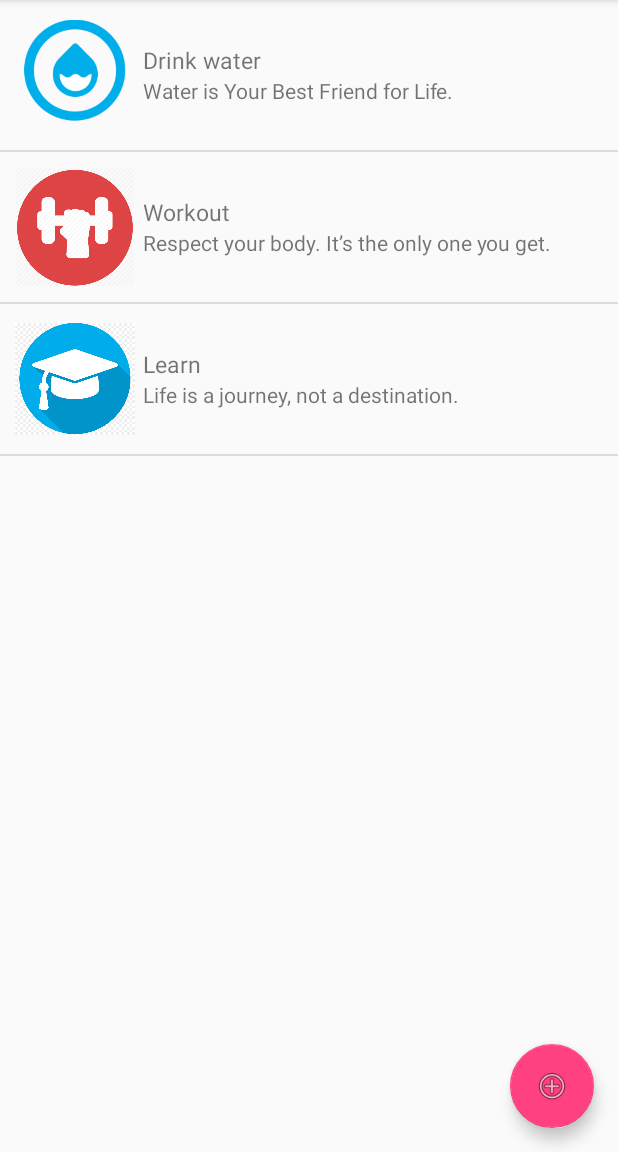
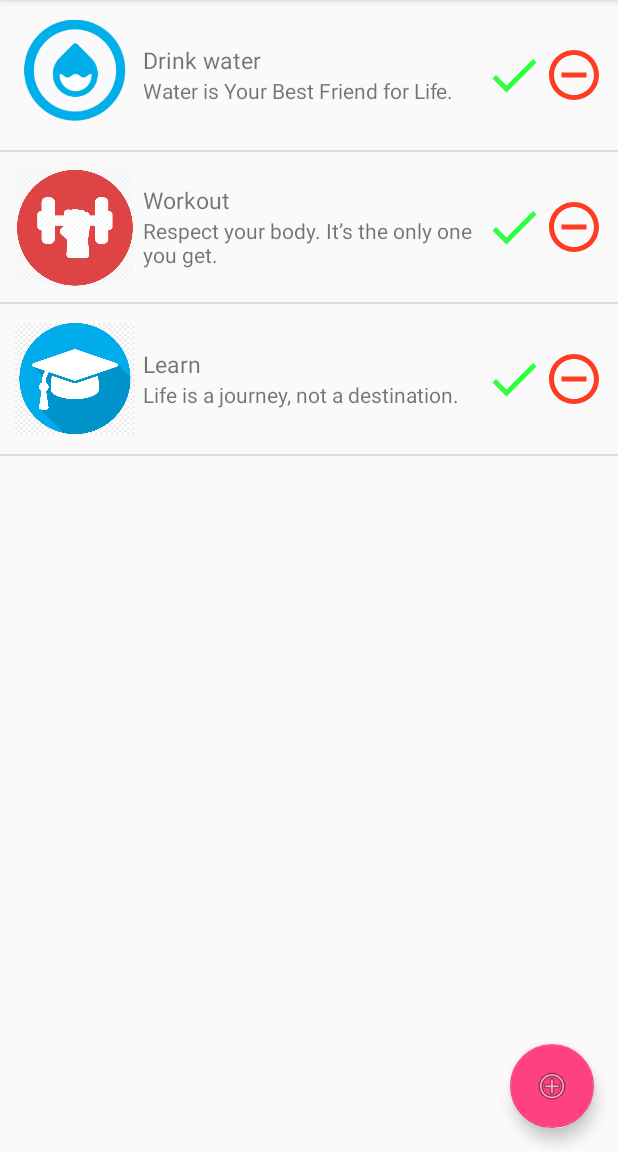
Before and after one commit to sebastianpawlaczyk/HabitsApp, an Android app: the screen it shows after launch (MainActivity), on a phone screen of 412 x 824 dp, the part 84-1236 px from its top. Run offline under Robolectric (Android 15) with nearby library versions, the phone set to English and light mode, and no system bars.

Commit message:
Added two buttons and counter for habbit

```diff
--- a/app/build.gradle
+++ b/app/build.gradle
@@ -24,7 +24,7 @@ android {
 
 dependencies {
     implementation fileTree(dir: 'libs', include: ['*.jar'])
-    implementation "org.jetbrains.kotlin:kotlin-stdlib-jre7:$kotlin_version"
+    implementation "org.jetbrains.kotlin:kotlin-stdlib-jdk8:$kotlin_version"
     implementation 'com.android.support:appcompat-v7:28.0.0'
     implementation 'com.android.support.constraint:constraint-layout:1.1.3'
     testImplementation 'junit:junit:4.12'
--- a/app/src/main/java/com/example/seba/habitsapp/DBHelper.kt
+++ b/app/src/main/java/com/example/seba/habitsapp/DBHelper.kt
@@ -16,9 +16,11 @@ class DBHelper (context: Context):SQLiteOpenHelper(context, DATABASE_NAME, null,
     private val COL_TITLE = "Title"
     private val COL_DESC = "Desc"
     private val COL_PHOTO = "Photo"
+    private val COL_COUNTER = "Counter"
 
     override fun onCreate(db: SQLiteDatabase?) {
-        val CREATE_TABLE_QUERY = ("CREATE TABLE $TABLE_NAME ($COL_TITLE TEXT, $COL_DESC TEXT, $COL_PHOTO INTEGER)")
+        val CREATE_TABLE_QUERY = ("CREATE TABLE $TABLE_NAME ($COL_TITLE TEXT, $COL_DESC TEXT, " +
+                "$COL_PHOTO INTEGER, $COL_COUNTER INTEGER)")
         db!!.execSQL(CREATE_TABLE_QUERY)
     }
 
@@ -30,7 +32,7 @@ class DBHelper (context: Context):SQLiteOpenHelper(context, DATABASE_NAME, null,
     //CRUD
     val allHabits:List<Model>
     get(){
-        val firstHabit = ArrayList<Model>()
+        val habitList = ArrayList<Model>()
         val selectQuery = "SELECT * FROM $TABLE_NAME"
         val db = this.writableDatabase
         val cursor = db.rawQuery(selectQuery, null)
@@ -41,12 +43,13 @@ class DBHelper (context: Context):SQLiteOpenHelper(context, DATABASE_NAME, null,
                 habit.title = cursor.getString(cursor.getColumnIndex(COL_TITLE))
                 habit.desc = cursor.getString(cursor.getColumnIndex(COL_DESC))
                 habit.photo = cursor.getInt(cursor.getColumnIndex(COL_PHOTO))
+                habit.counter = cursor.getInt(cursor.getColumnIndex(COL_COUNTER))
 
-                firstHabit.add(habit)
+                habitList.add(habit)
             }while (cursor.moveToNext())
         }
         db.close()
-        return firstHabit
+        return habitList
     }
 
     fun addHabit(habit:Model) {
@@ -55,6 +58,7 @@ class DBHelper (context: Context):SQLiteOpenHelper(context, DATABASE_NAME, null,
         values.put(COL_TITLE, habit.title)
         values.put(COL_DESC, habit.desc)
         values.put(COL_PHOTO, habit.photo)
+        values.put(COL_COUNTER, habit.counter)
 
         db.insert(TABLE_NAME, null, values)
         db.close()
@@ -67,6 +71,7 @@ class DBHelper (context: Context):SQLiteOpenHelper(context, DATABASE_NAME, null,
         values.put(COL_TITLE, habit.title)
         values.put(COL_DESC, habit.desc)
         values.put(COL_PHOTO, habit.photo)
+        values.put(COL_COUNTER, habit.counter)
 
         return db.update(TABLE_NAME, values, "$COL_TITLE=?", arrayOf(habit.title.toString()))
     }
--- a/app/src/main/java/com/example/seba/habitsapp/MainActivity.kt
+++ b/app/src/main/java/com/example/seba/habitsapp/MainActivity.kt
@@ -36,9 +36,9 @@ class MainActivity : AppCompatActivity() {
         var list = mutableListOf<Model>()
 
         //add items in listview
-        list.add(Model("Drink water", "Water is Your Best Friend for Life.", R.drawable.img_drop))
-        list.add(Model("Workout", "Respect your body. It’s the only one you get.", R.drawable.fitenss))
-        list.add(Model("Learn", "Life is a journey, not a destination.", R.drawable.learn))
+        db.addHabit(Model("Drink water", "Water is Your Best Friend for Life.", R.drawable.img_drop))
+        db.addHabit(Model("Workout", "Respect your body. It’s the only one you get.", R.drawable.fitenss))
+        db.addHabit(Model("Learn", "Life is a journey, not a destination.", R.drawable.learn))
 
         //loop for adding all habits from db
         for(habit in db.allHabits){
@@ -46,15 +46,8 @@ class MainActivity : AppCompatActivity() {
         }
 
         //update adapter!!!!!!
-        listview.adapter = MyListAdapter(this, R.layout.row, list)
+        listview.adapter = MyListAdapter(this, R.layout.row, list, db)
 
-        //listview item clicks
-        listview.setOnItemClickListener() { parent, view, position, id ->
-            db.deletedHabit(list.get(position))
-            list.removeAt(position)
-            //update adapter!!!!!!!
-            listview.adapter = MyListAdapter(this, R.layout.row, list)
-        }
 
         floating_action_button.setOnClickListener {
             val mDialogView = LayoutInflater.from(this).inflate(R.layout.layout_dialog, null)
@@ -70,7 +63,7 @@ class MainActivity : AppCompatActivity() {
 
                 list.add(Model(habit, info, R.drawable.question))
                 db.addHabit(Model(habit, info, R.drawable.question))
-                listview.adapter = MyListAdapter(this, R.layout.row, list)
+                listview.adapter = MyListAdapter(this, R.layout.row, list, db)
             }
 
             mDialogView.cancel_button.setOnClickListener {
--- a/app/src/main/java/com/example/seba/habitsapp/Model.kt
+++ b/app/src/main/java/com/example/seba/habitsapp/Model.kt
@@ -1,10 +1,13 @@
 package com.example.seba.habitsapp
+
+import java.util.*
 
 class Model
 {
     var title:String? = null
     var desc:String? = null
     var photo:Int = 0
+    var counter: Int = 0
 
     constructor(){}
 
--- a/app/src/main/java/com/example/seba/habitsapp/MyListAdapter.kt
+++ b/app/src/main/java/com/example/seba/habitsapp/MyListAdapter.kt
@@ -1,22 +1,27 @@
 package com.example.seba.habitsapp
 
 import android.content.Context
+import android.support.v4.widget.SwipeRefreshLayout
 import android.view.LayoutInflater
 import android.view.View
 import android.view.ViewGroup
 import android.widget.ArrayAdapter
+import android.widget.Button
 import android.widget.ImageView
 import android.widget.TextView
 
-class MyListAdapter(var mCtx: Context, var resource: Int, var items: List<Model>)
+class MyListAdapter(var mCtx: Context, var resource: Int, var items: List<Model>,
+                    var dbHelper: DBHelper)
     : ArrayAdapter<Model>(mCtx, resource, items) {
 
-    override fun getView(position: Int, convertView: View?, parent: ViewGroup): View {
+    override fun getView(position: Int, convertView: View?, parent: ViewGroup): View { dbHelper
 
         val layoutInflater: LayoutInflater = LayoutInflater.from(mCtx)
 
         val view: View = layoutInflater.inflate(resource, null)
 
+        val button_del: Button = view.findViewById(R.id.button_del)
+        val button_done: Button = view.findViewById(R.id.button_done)
         val imageView: ImageView = view.findViewById(R.id.iconIv)
         val textView: TextView = view.findViewById(R.id.titleTv)
         val textView1: TextView = view.findViewById(R.id.descTv)
@@ -27,6 +32,23 @@ class MyListAdapter(var mCtx: Context, var resource: Int, var items: List<Model>
         textView.text = myItems.title
         textView1.text = myItems.desc
 
+
+        button_done.setOnClickListener(){
+            var item = items[position]
+            item.counter++
+            dbHelper.updateHabit(item)
+
+            for(habit in dbHelper.allHabits){
+                if(habit.title == item.title)
+                    System.out.println(habit.counter)
+            }
+        }
+
+        button_del.setOnClickListener(){
+            dbHelper.deletedHabit(items[position])
+            System.out.println("Position = " + position)
+        }
+
         return view
     }
 }
--- /dev/null
+++ b/app/src/main/res/drawable/ic_done_black_24dp.xml
@@ -0,0 +1,5 @@
+<vector android:height="48dp" android:tint="#2EFF3D"
+    android:viewportHeight="24.0" android:viewportWidth="24.0"
+    android:width="48dp" xmlns:android="http://schemas.android.com/apk/res/android">
+    <path android:fillColor="#FF000000" android:pathData="M9,16.2L4.8,12l-1.4,1.4L9,19 21,7l-1.4,-1.4L9,16.2z"/>
+</vector>
--- /dev/null
+++ b/app/src/main/res/drawable/ic_remove_circle_outline_black_24dp.xml
@@ -0,0 +1,5 @@
+<vector android:height="48dp" android:tint="#FF3C21"
+    android:viewportHeight="24.0" android:viewportWidth="24.0"
+    android:width="48dp" xmlns:android="http://schemas.android.com/apk/res/android">
+    <path android:fillColor="#FF000000" android:pathData="M7,11v2h10v-2L7,11zM12,2C6.48,2 2,6.48 2,12s4.48,10 10,10 10,-4.48 10,-10S17.52,2 12,2zM12,20c-4.41,0 -8,-3.59 -8,-8s3.59,-8 8,-8 8,3.59 8,8 -3.59,8 -8,8z"/>
+</vector>
--- a/app/src/main/res/layout/row.xml
+++ b/app/src/main/res/layout/row.xml
@@ -11,23 +11,41 @@
         android:src="@color/colorAccent"
         android:layout_width="80dp"
         android:layout_height="80dp" />
+
     <LinearLayout
-        android:layout_margin="5dp"
-        android:layout_width="match_parent"
+        android:layout_width="222dp"
         android:layout_height="wrap_content"
         android:layout_gravity="center"
+        android:layout_margin="5dp"
         android:orientation="vertical">
+
         <TextView
             android:id="@+id/titleTv"
+            android:layout_width="match_parent"
+            android:layout_height="wrap_content"
             android:text="Title"
-            android:textSize="15sp"
-            android:layout_width="match_parent"
-            android:layout_height="wrap_content" />
+            android:textSize="15sp" />
+
         <TextView
             android:id="@+id/descTv"
-            android:text="Description"
             android:layout_width="match_parent"
-            android:layout_height="wrap_content" />
+            android:layout_height="wrap_content"
+            android:text="Description" />
     </LinearLayout>
 
+    <Button
+        android:id="@+id/button_done"
+        android:background="@drawable/ic_done_black_24dp"
+        android:gravity="center_horizontal"
+        android:layout_gravity="center_vertical"
+        android:layout_width="40dp"
+        android:layout_height="40dp" />
+    <Button
+        android:id="@+id/button_del"
+        android:layout_width="40dp"
+        android:layout_height="40dp"
+        android:gravity="center_horizontal"
+        android:layout_gravity="center_vertical"
+        android:background="@drawable/ic_remove_circle_outline_black_24dp" />
+
 </LinearLayout>
--- a/build.gradle
+++ b/build.gradle
@@ -1,13 +1,13 @@
 // Top-level build file where you can add configuration options common to all sub-projects/modules.
 
 buildscript {
-    ext.kotlin_version = '1.2.30'
+    ext.kotlin_version = '1.3.21'
     repositories {
         google()
         jcenter()
     }
     dependencies {
-        classpath 'com.android.tools.build:gradle:3.1.2'
+        classpath 'com.android.tools.build:gradle:3.4.0'
         classpath "org.jetbrains.kotlin:kotlin-gradle-plugin:$kotlin_version"
 
         // NOTE: Do not place your application dependencies here; they belong
```
Also changed, not shown: 3 other files.
